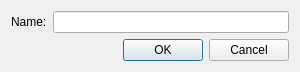
Qt form src/renamedialog.ui (mimecorg/fraqtive) before a commit.
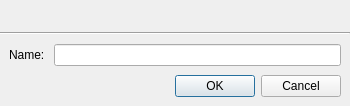
The same form after that commit. Custom widgets are drawn as their Qt base class.

Commit message: added header to dialogs; new about box and quick guide dialog

```diff
--- a/src/renamedialog.ui
+++ b/src/renamedialog.ui
@@ -1,30 +1,68 @@
 <ui version="4.0" >
  <class>RenameDialog</class>
- <widget class="QDialog" name="RenameDialog" >
-  <property name="geometry" >
+ <widget class="QDialog" name="RenameDialog">
+  <property name="geometry">
    <rect>
     <x>0</x>
     <y>0</y>
-    <width>300</width>
-    <height>71</height>
+    <width>350</width>
+    <height>106</height>
    </rect>
   </property>
   <property name="windowTitle" >
    <string>Rename</string>
   </property>
-  <layout class="QVBoxLayout" >
+  <layout class="QVBoxLayout" name="topLayout" stretch="0,0,1">
+   <property name="spacing">
+    <number>0</number>
+   </property>
+   <property name="margin">
+    <number>0</number>
+   </property>
    <item>
-    <layout class="QHBoxLayout" >
+    <widget class="XmlUi::GradientWidget" name="promptWidget" native="true">
+     <layout class="QHBoxLayout" name="promptLayout" stretch="0,1">
+      <property name="spacing">
+       <number>10</number>
+      </property>
      <item>
-      <widget class="QLabel" name="label" >
-       <property name="text" >
+       <widget class="QLabel" name="promptPixmap"/>
+      </item>
+      <item>
+       <widget class="QLabel" name="promptLabel">
+        <property name="wordWrap">
+         <bool>true</bool>
+        </property>
+       </widget>
+      </item>
+     </layout>
+    </widget>
+   </item>
+   <item>
+    <widget class="Line" name="line">
+     <property name="orientation">
+      <enum>Qt::Horizontal</enum>
+     </property>
+    </widget>
+   </item>
+   <item>
+    <widget class="QWidget" name="mainWidget" native="true">
+     <layout class="QVBoxLayout" name="verticalLayout">
+      <property name="spacing">
+       <number>9</number>
+      </property>
+      <item>
+       <layout class="QHBoxLayout">
+        <item>
+         <widget class="QLabel" name="label">
+          <property name="text">
         <string>Name:</string>
        </property>
       </widget>
      </item>
      <item>
-      <widget class="QLineEdit" name="lineEdit" >
-       <property name="maxLength" >
+         <widget class="QLineEdit" name="lineEdit">
+          <property name="maxLength">
         <number>60</number>
        </property>
       </widget>
@@ -32,17 +70,28 @@
     </layout>
    </item>
    <item>
-    <widget class="QDialogButtonBox" name="buttonBox" >
-     <property name="orientation" >
+       <widget class="QDialogButtonBox" name="buttonBox">
+        <property name="orientation">
       <enum>Qt::Horizontal</enum>
      </property>
-     <property name="standardButtons" >
-      <set>QDialogButtonBox::Cancel|QDialogButtonBox::NoButton|QDialogButtonBox::Ok</set>
+        <property name="standardButtons">
+         <set>QDialogButtonBox::Cancel|QDialogButtonBox::Ok</set>
      </property>
     </widget>
    </item>
   </layout>
  </widget>
+   </item>
+  </layout>
+ </widget>
+ <customwidgets>
+  <customwidget>
+   <class>XmlUi::GradientWidget</class>
+   <extends>QWidget</extends>
+   <header>xmlui/gradientwidget.h</header>
+   <container>1</container>
+  </customwidget>
+ </customwidgets>
  <resources/>
  <connections>
   <connection>
```
Left out of the diff: 13 changed lines with no effect on the pictures. Lines whose indentation alone changed are shown as unchanged. The commit also changes 49 other files.
